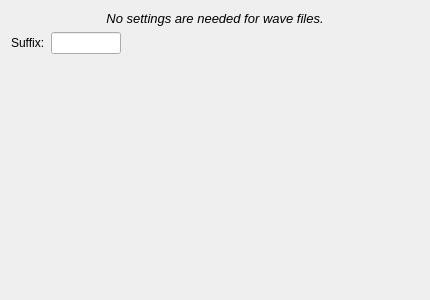
Qt form widgets/wavewidgetUI.ui (marco-mania/audex-old) before a commit.
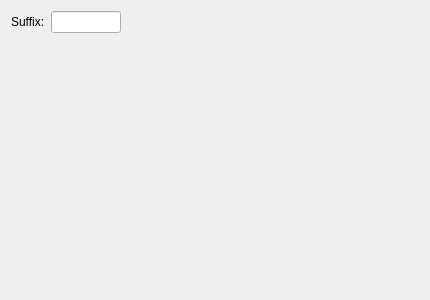
The same form after that commit. Custom widgets are drawn as their Qt base class.

Patch:
```diff
--- a/widgets/wavewidgetUI.ui
+++ b/widgets/wavewidgetUI.ui
@@ -21,22 +21,6 @@
   </property>
   <layout class="QGridLayout" name="gridLayout">
    <item row="0" column="0">
-    <widget class="QLabel" name="label">
-     <property name="font">
-      <font>
-       <italic>true</italic>
-      </font>
-     </property>
-     <property name="text">
-      <string>&lt;!DOCTYPE HTML PUBLIC &quot;-//W3C//DTD HTML 4.0//EN&quot; &quot;http://www.w3.org/TR/REC-html40/strict.dtd&quot;&gt;
-&lt;html&gt;&lt;head&gt;&lt;meta name=&quot;qrichtext&quot; content=&quot;1&quot; /&gt;&lt;style type=&quot;text/css&quot;&gt;
-p, li { white-space: pre-wrap; }
-&lt;/style&gt;&lt;/head&gt;&lt;body style=&quot; font-family:'Sans Serif'; font-size:10pt; font-weight:400; font-style:italic;&quot;&gt;
-&lt;p align=&quot;center&quot; style=&quot; margin-top:0px; margin-bottom:0px; margin-left:0px; margin-right:0px; -qt-block-indent:0; text-indent:0px;&quot;&gt;No settings are needed for wave files.&lt;/p&gt;&lt;/body&gt;&lt;/html&gt;</string>
-     </property>
-    </widget>
-   </item>
-   <item row="1" column="0">
     <layout class="QHBoxLayout" name="horizontalLayout">
      <item>
       <widget class="QLabel" name="label_suffix">
@@ -82,7 +66,7 @@
      </item>
     </layout>
    </item>
-   <item row="2" column="0">
+   <item row="1" column="0">
     <spacer name="verticalSpacer">
      <property name="orientation">
       <enum>Qt::Vertical</enum>
```
